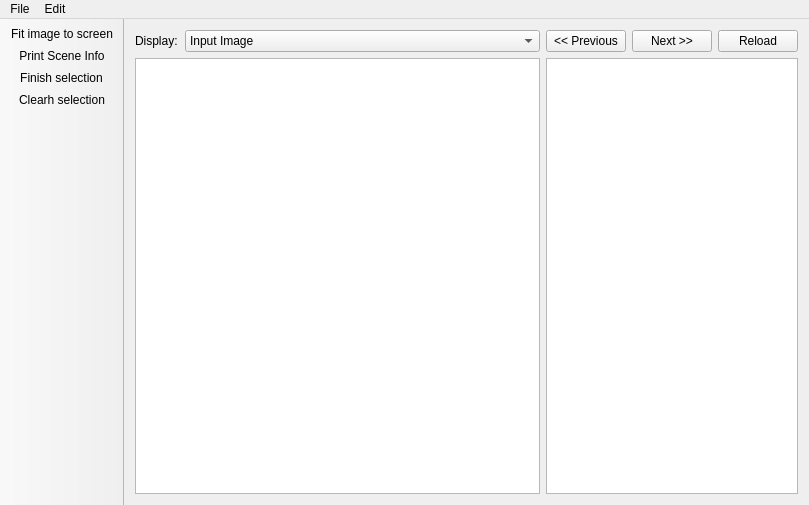
Qt form KinectProject/src/PrivacyEditor/MainWindow.ui (d3ce1t/PrivacyProject) before a commit.
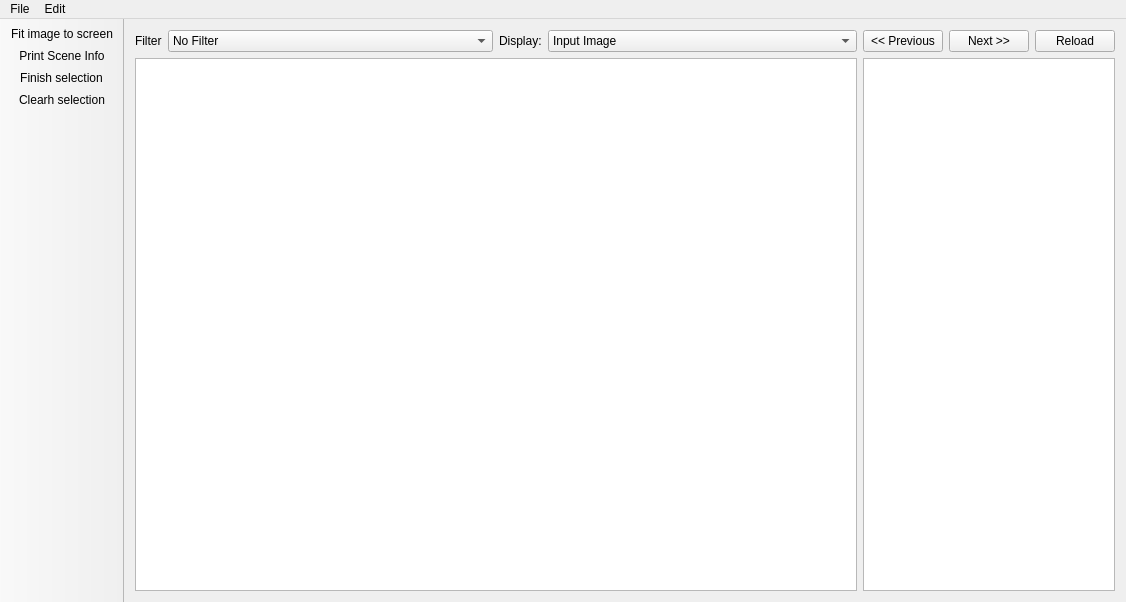
The same form after that commit. Icons and pictures are not drawn.

Diff of the .ui file:
```diff
--- a/KinectProject/src/PrivacyEditor/MainWindow.ui
+++ b/KinectProject/src/PrivacyEditor/MainWindow.ui
@@ -6,19 +6,76 @@
    <rect>
     <x>0</x>
     <y>0</y>
-    <width>809</width>
-    <height>505</height>
+    <width>1126</width>
+    <height>602</height>
    </rect>
   </property>
   <property name="windowTitle">
    <string>Privacy Editor</string>
   </property>
   <widget class="QWidget" name="centralWidget">
-   <layout class="QHBoxLayout" name="horizontalLayout_3" stretch="4,1">
+   <layout class="QHBoxLayout" name="horizontalLayout_5" stretch="4,1">
     <item>
      <layout class="QVBoxLayout" name="verticalLayout_2">
       <item>
-       <layout class="QHBoxLayout" name="horizontalLayout_2" stretch="1,8">
+       <layout class="QHBoxLayout" name="horizontalLayout_4">
+        <item>
+         <layout class="QHBoxLayout" name="horizontalLayout_3" stretch="0,1">
+          <item>
+           <widget class="QLabel" name="label_2">
+            <property name="text">
+             <string>Filter</string>
+            </property>
+           </widget>
+          </item>
+          <item>
+           <widget class="QComboBox" name="comboFilter">
+            <item>
+             <property name="text">
+              <string>No Filter</string>
+             </property>
+            </item>
+            <item>
+             <property name="text">
+              <string>Invisibility</string>
+             </property>
+            </item>
+            <item>
+             <property name="text">
+              <string>Blur</string>
+             </property>
+            </item>
+            <item>
+             <property name="text">
+              <string>Pixelation</string>
+             </property>
+            </item>
+            <item>
+             <property name="text">
+              <string>Emboss</string>
+             </property>
+            </item>
+            <item>
+             <property name="text">
+              <string>Silhouette</string>
+             </property>
+            </item>
+            <item>
+             <property name="text">
+              <string>Skeleton</string>
+             </property>
+            </item>
+            <item>
+             <property name="text">
+              <string>Avatar</string>
+             </property>
+            </item>
+           </widget>
+          </item>
+         </layout>
+        </item>
+        <item>
+         <layout class="QHBoxLayout" name="horizontalLayout_2" stretch="0,1">
         <item>
          <widget class="QLabel" name="label">
           <property name="text">
@@ -45,6 +102,8 @@
         </item>
        </layout>
       </item>
+       </layout>
+      </item>
       <item>
        <widget class="QGraphicsView" name="graphicsView">
         <property name="mouseTracking">
@@ -115,8 +174,8 @@
     <rect>
      <x>0</x>
      <y>0</y>
-     <width>809</width>
-     <height>26</height>
+     <width>1126</width>
+     <height>27</height>
     </rect>
    </property>
    <widget class="QMenu" name="menuOpen_image">
```
Left out of the diff: 13 changed lines with no effect on the pictures. Lines whose indentation alone changed are shown as unchanged.
